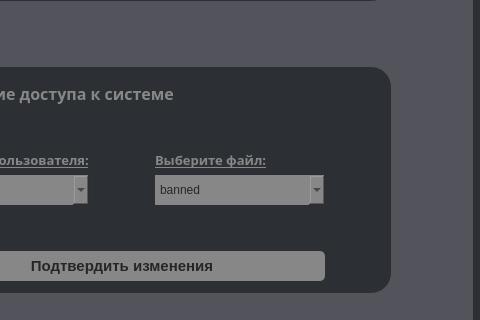
The window that adminpanel2.ui (Proto999/authgui) describes before a commit, drawn with Qt 5; both pictures show x 239 to 719 and y 234 to 554 of the 1125 by 850 pixel window.
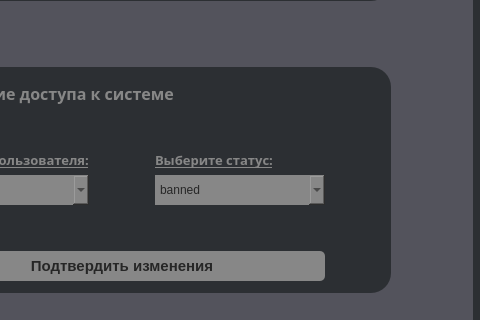
The same window after the commit.

```diff
--- a/adminpanel2.ui
+++ b/adminpanel2.ui
@@ -297,7 +297,7 @@
 border-radius: 5px;</string>
          </property>
          <property name="text">
-          <string>Выберите файл:</string>
+          <string>Выберите статус:</string>
          </property>
         </widget>
        </item>
```
